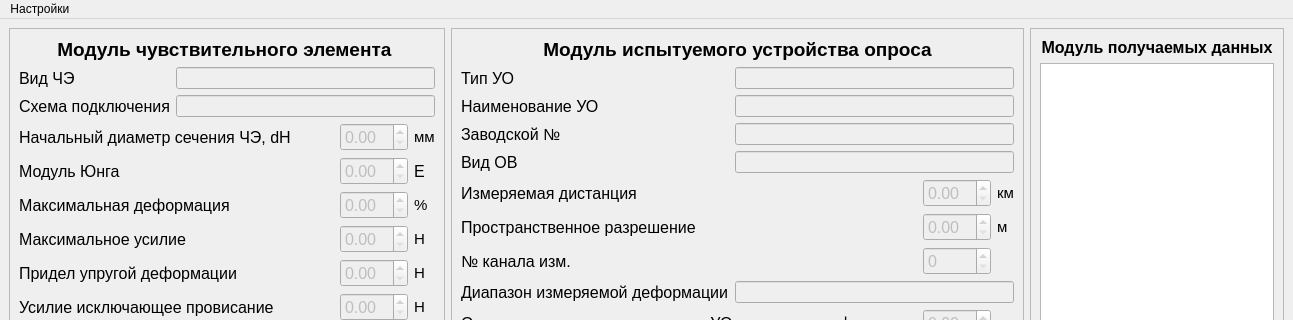
Old version of the form form.ui in the repository fosghen/DeformationSternd; both pictures show x 0 to 1293 and y 0 to 320 of the 1293 by 879 pixel window.
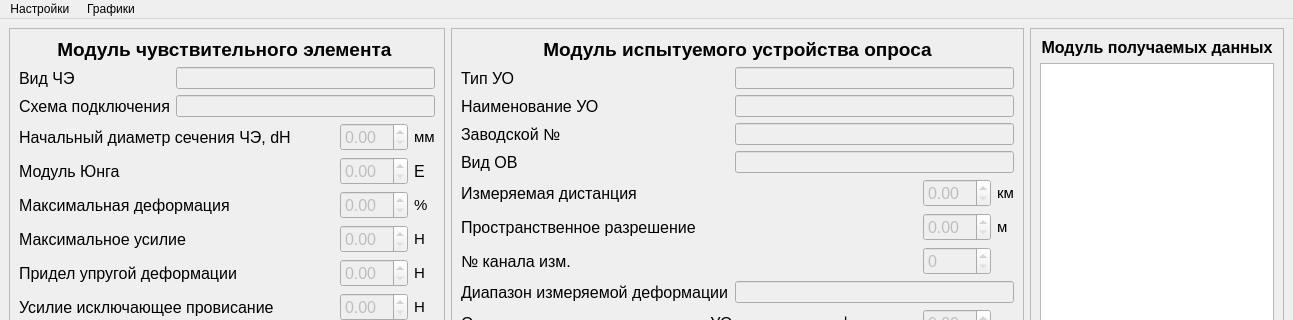
New version of the form.

What changed in the file:
```diff
--- a/form.ui
+++ b/form.ui
@@ -1565,7 +1565,15 @@
     </property>
     <addaction name="connection_settings"/>
    </widget>
+   <widget class="QMenu" name="menu">
+    <property name="title">
+     <string>Графики</string>
+    </property>
+    <addaction name="deform_graph"/>
+    <addaction name="force_graph"/>
+   </widget>
    <addaction name="menu_conn"/>
+   <addaction name="menu"/>
   </widget>
   <widget class="QStatusBar" name="statusbar"/>
   <action name="connection_settings">
```
Left out of the diff: 10 changed lines with no effect on the pictures.
